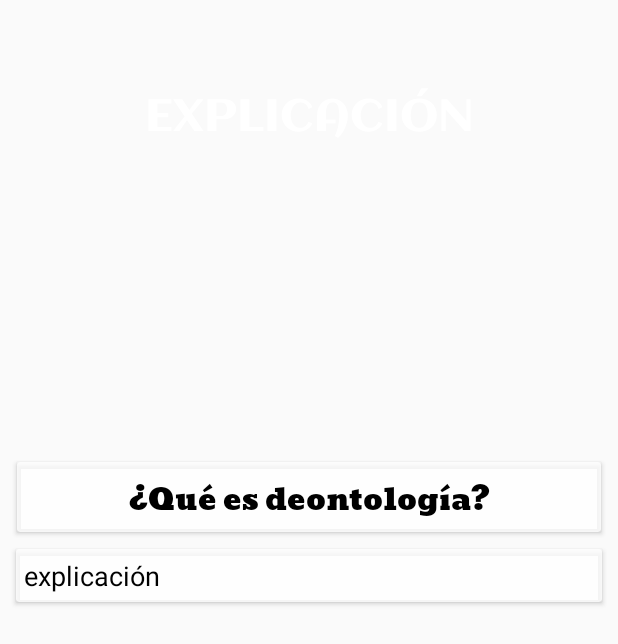
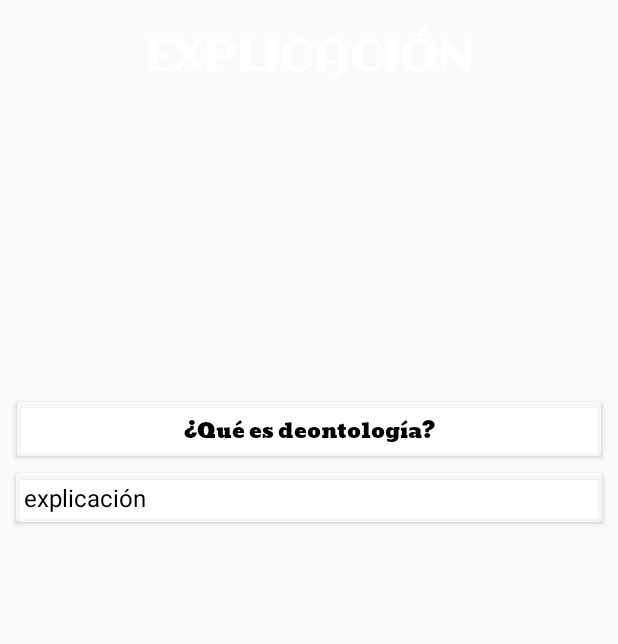
Before and after one commit to gguatibonza08/Deontologia, an Android app: the layout fragment_incorrecto.xml on its own in the app's theme, with its tools: preview values and no code run, on a phone screen of 412 x 824 dp. Shown: the top 644 px of the screen. Run offline under Robolectric (Android 15) with nearby library versions, the phone set to English and light mode, and no system bars.

Commit message:
FiNaL FiNaL No Va MáS

```diff
--- a/app/src/main/java/co/com/gguatibonza/deontologia/IncorrectoFragment.java
+++ b/app/src/main/java/co/com/gguatibonza/deontologia/IncorrectoFragment.java
@@ -68,6 +68,7 @@ public class IncorrectoFragment extends Fragment {
         explicacion = view.findViewById(R.id.traerExplicacion);
         imagenIncorrect = view.findViewById(R.id.imagenIncorrecta);
         boton = view.findViewById(R.id.continuarIncorrecta);
+        pregunta = view.findViewById(R.id.preguntaErrada);
 
         myDatabases.child("usuario").child(path).addValueEventListener(new ValueEventListener() {
             @Override
--- a/app/src/main/java/co/com/gguatibonza/deontologia/PreguntaFragment.java
+++ b/app/src/main/java/co/com/gguatibonza/deontologia/PreguntaFragment.java
@@ -143,6 +143,7 @@ public class PreguntaFragment extends Fragment implements View.OnClickListener {
     private void validarRespuesta(int key) {
 
         if (temp.getCorreta().getId() == temp.getRespuestas().get(key).getId()) {
+            user.getCorrectas().add(temp.getId());
             user.setRachaVictorias(user.getRachaVictorias() + 1);
             user.setRachaDerrotas(0);
             int nueva = 0;
@@ -217,6 +218,7 @@ public class PreguntaFragment extends Fragment implements View.OnClickListener {
 
         } else {
             user.setRachaVictorias(0);
+            user.getIncorrectas().add(temp.getId());
             user.setRachaDerrotas(user.getRachaDerrotas() + 1);
             int nueva = 0;
             switch (user.getDificultadActual()) {
--- a/app/src/main/res/layout/fragment_incorrecto.xml
+++ b/app/src/main/res/layout/fragment_incorrecto.xml
@@ -6,6 +6,10 @@
     tools:context="co.com.gguatibonza.deontologia.IncorrectoFragment">
 
     <!-- TODO: Update blank fragment layout -->
+
+    <ScrollView
+        android:layout_width="match_parent"
+        android:layout_height="wrap_content">
 
         <LinearLayout
             android:layout_width="match_parent"
@@ -17,7 +21,7 @@
                 android:layout_width="match_parent"
                 android:layout_height="wrap_content"
                 android:layout_marginBottom="5dp"
-            android:layout_marginTop="50dp"
+                android:layout_marginTop="10dp"
                 android:fontFamily="@font/aclonica"
                 android:gravity="center"
                 android:text="@string/respuestaIncorrecta"
@@ -45,7 +49,7 @@
                     android:gravity="center"
                     android:text="@string/preguntaprueba"
                     android:textColor="#000"
-                android:textSize="20dp" />
+                    android:textSize="14dp" />
 
             </android.support.v7.widget.CardView>
 
@@ -62,7 +66,7 @@
                     android:layout_margin="5dp"
                     android:text="explicación"
                     android:textColor="#000"
-                android:textSize="18dp" />
+                    android:textSize="16dp" />
 
 
             </android.support.v7.widget.CardView>
@@ -81,4 +85,6 @@
                 android:visibility="gone" />
         </LinearLayout>
 
+    </ScrollView>
+
 </FrameLayout>
```
Also changed, not shown: app/src/main/java/co/com/gguatibonza/deontologia/Usuario.java (+20 -0 lines). Lines whose indentation alone changed are shown as unchanged.
